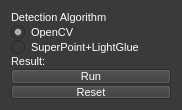
Qt form ui/reticle_detection.ui (AllenNeuralDynamics/parallax) before a commit.
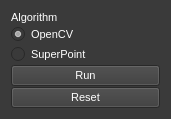
The same form after that commit.

What changed in the file:
```diff
--- a/ui/reticle_detection.ui
+++ b/ui/reticle_detection.ui
@@ -6,8 +6,8 @@
    <rect>
     <x>0</x>
     <y>0</y>
-    <width>182</width>
-    <height>110</height>
+    <width>171</width>
+    <height>119</height>
    </rect>
   </property>
   <property name="minimumSize">
@@ -46,13 +46,20 @@
      </property>
     </widget>
    </item>
+   <item row="3" column="0">
+    <widget class="QPushButton" name="run_pushBtn">
+     <property name="text">
+      <string>Run</string>
+     </property>
+    </widget>
+   </item>
    <item row="2" column="0">
     <widget class="QRadioButton" name="radioButton2">
      <property name="enabled">
       <bool>false</bool>
      </property>
      <property name="text">
-      <string>SuperPoint+LightGlue</string>
+      <string>SuperPoint</string>
      </property>
     </widget>
    </item>
@@ -67,31 +74,20 @@
       </font>
      </property>
      <property name="text">
-      <string>Detection Algorithm</string>
+      <string>Algorithm</string>
+     </property>
+     <property name="alignment">
+      <set>Qt::AlignLeading|Qt::AlignLeft|Qt::AlignVCenter</set>
      </property>
     </widget>
    </item>
    <item row="4" column="0">
-    <widget class="QPushButton" name="run_pushBtn">
-     <property name="text">
-      <string>Run</string>
-     </property>
-    </widget>
-   </item>
-   <item row="5" column="0">
     <widget class="QPushButton" name="reset_pushBtn">
      <property name="text">
       <string>Reset</string>
      </property>
     </widget>
    </item>
-   <item row="3" column="0">
-    <widget class="QLabel" name="result_label">
-     <property name="text">
-      <string>Result:</string>
-     </property>
-    </widget>
-   </item>
   </layout>
  </widget>
  <resources/>
```
